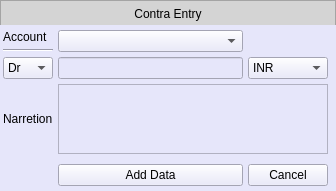
Above: Resources/Ui/ContraEntry.ui from Darshitjivani/MBAS before the change. Below: the same form after it.
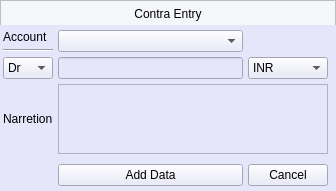
That is the form after the change.

Diff of the .ui file:
```diff
--- a/Resources/Ui/ContraEntry.ui
+++ b/Resources/Ui/ContraEntry.ui
@@ -45,7 +45,7 @@
        </size>
       </property>
       <property name="styleSheet">
-       <string notr="true">background-color: rgb(212, 212, 212);
+       <string notr="true">background-color:#f5f6fa;
 font: 63 11pt &quot;Segoe UI Semibold&quot;;
 color:#000000</string>
       </property>
```
